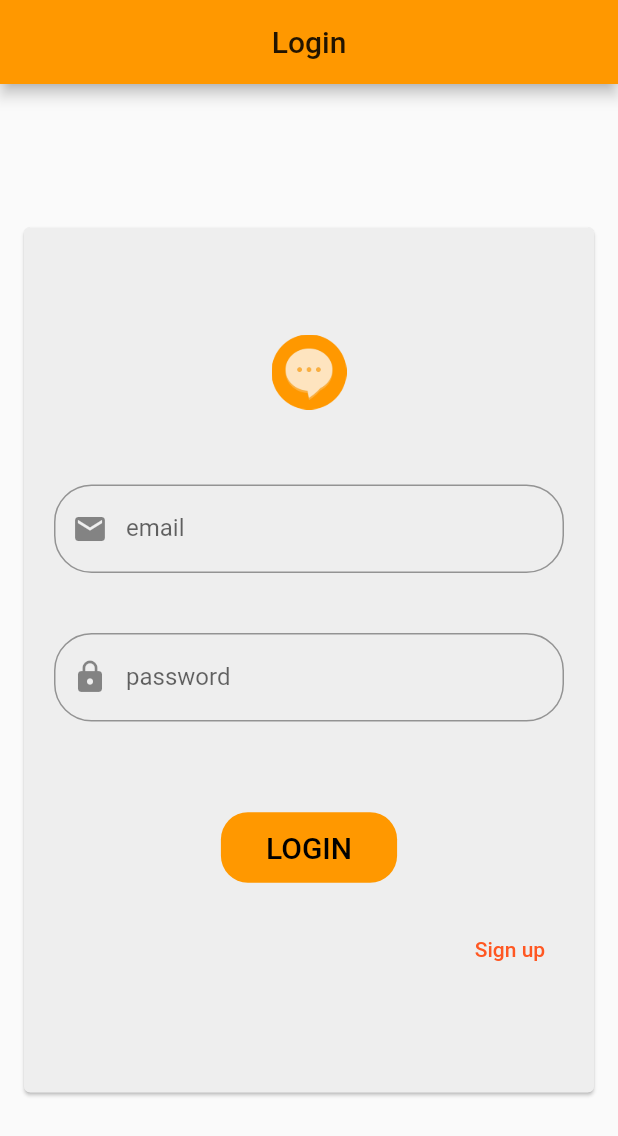
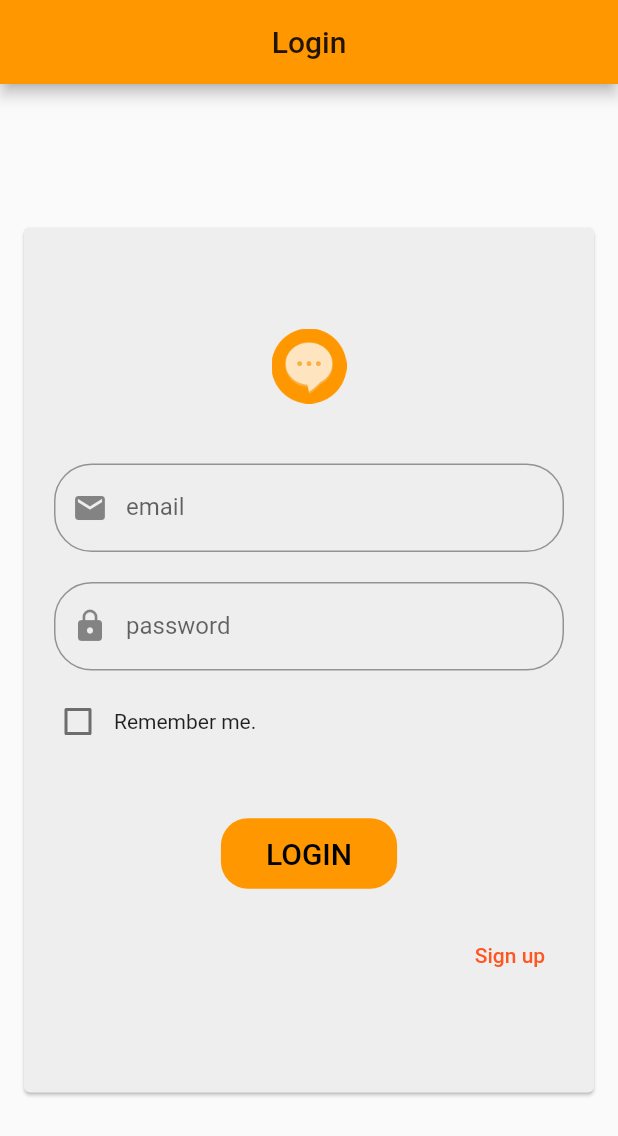
Before and after one commit to AliAsiri19/flutter_chat, a Flutter app: the screen it shows after launch, on a phone screen of 412 x 824 dp. Shown: the top 1136 px of the screen. Run offline on Flutter 3.47's test engine with Material 2 defaults, Android fonts, the phone set to English and light mode, and no system bars; missing offline and left inert: animated_splash; Roboto replaces fonts that are missing (Poppins).

Commit message:
add checkbox for remember me

```diff
--- a/lib/component/custom_textField.dart
+++ b/lib/component/custom_textField.dart
@@ -10,7 +10,7 @@ class CustomTextField extends StatelessWidget {
   @override
   Widget build(BuildContext context) {
     return Container(
-      padding: EdgeInsets.symmetric(horizontal: 8, vertical: 20),
+      padding: EdgeInsets.symmetric(horizontal: 8, vertical: 10),
       child: TextFormField(
         obscureText: obscure,
         decoration:  InputDecoration(
--- a/lib/page/login_page.dart
+++ b/lib/page/login_page.dart
@@ -39,6 +39,15 @@ class LoginPage extends StatelessWidget {
                             TextInputType.text,
                             true,
                             Icon(Icons.lock),
+                          ),
+                          Row(
+                            children: <Widget>[
+                              Checkbox(
+                                value: false,
+                                onChanged: (_) {},
+                              ),
+                              Text('Remember me.')
+                            ],
                           ),
                           Container(
                             margin: EdgeInsets.only(top: 40),
```
